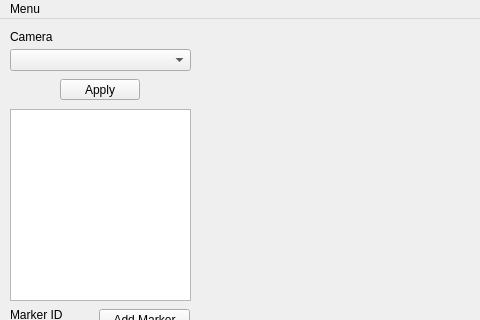
Qt form mainwindow.ui (eai13/aruco_weightlessness_detector) before a commit; both pictures show x 0 to 480 and y 0 to 320 of the 800 by 600 pixel window.
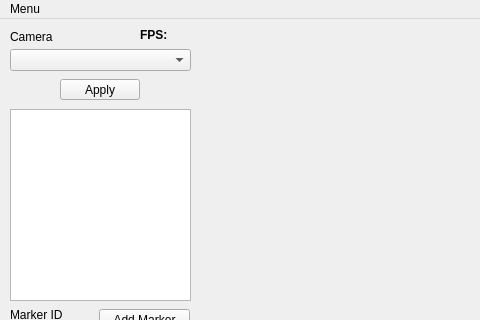
The same form after that commit.

What changed in the file:
```diff
--- a/mainwindow.ui
+++ b/mainwindow.ui
@@ -170,6 +170,25 @@
      <string>Marker ID</string>
     </property>
    </widget>
+   <widget class="QLabel" name="label_fps">
+    <property name="geometry">
+     <rect>
+      <x>140</x>
+      <y>8</y>
+      <width>50</width>
+      <height>15</height>
+     </rect>
+    </property>
+    <property name="font">
+     <font>
+      <weight>75</weight>
+      <bold>true</bold>
+     </font>
+    </property>
+    <property name="text">
+     <string>FPS:</string>
+    </property>
+   </widget>
   </widget>
   <widget class="QMenuBar" name="menubar">
    <property name="geometry">
```
Left out of the diff: 3 changed lines with no effect on the pictures.
